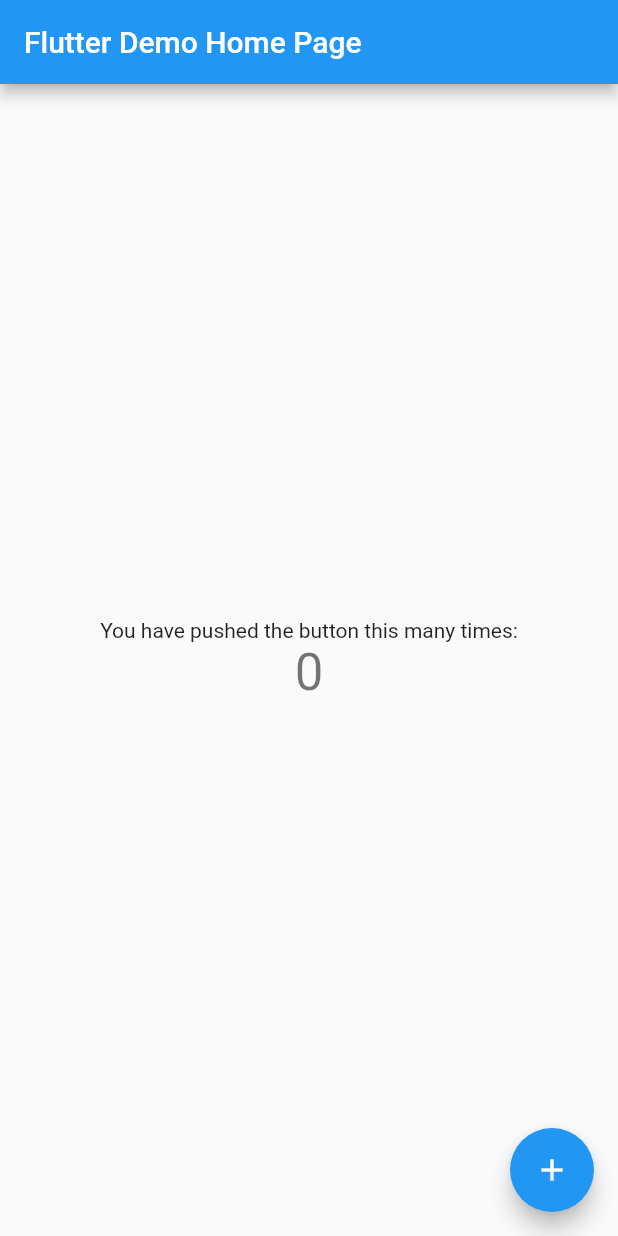
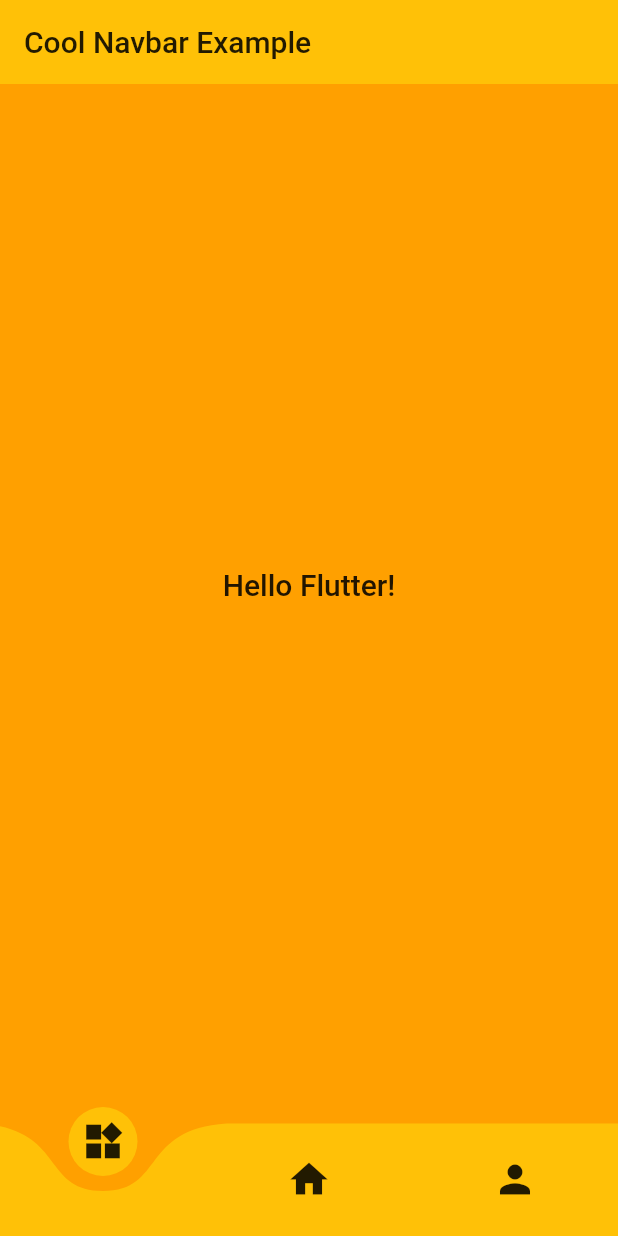
Before and after one commit to marcossevilla/cool_nav_bar, a Flutter app: the screen it shows after launch, on a phone screen of 412 x 824 dp. Run offline on Flutter 3.47's test engine with Material 2 defaults, Android fonts, the phone set to English and light mode, and no system bars; drawn by our look-alikes of curved_navigation_bar.

Commit message:
finished example

```diff
--- a/lib/main.dart
+++ b/lib/main.dart
@@ -1,111 +1,17 @@
 import 'package:flutter/material.dart';
+
+import 'pages/home_page.dart';
 
 void main() => runApp(MyApp());
 
 class MyApp extends StatelessWidget {
-  // This widget is the root of your application.
   @override
   Widget build(BuildContext context) {
     return MaterialApp(
-      title: 'Flutter Demo',
-      theme: ThemeData(
-        // This is the theme of your application.
-        //
-        // Try running your application with "flutter run". You'll see the
-        // application has a blue toolbar. Then, without quitting the app, try
-        // changing the primarySwatch below to Colors.green and then invoke
-        // "hot reload" (press "r" in the console where you ran "flutter run",
-        // or simply save your changes to "hot reload" in a Flutter IDE).
-        // Notice that the counter didn't reset back to zero; the application
-        // is not restarted.
-        primarySwatch: Colors.blue,
-      ),
-      home: MyHomePage(title: 'Flutter Demo Home Page'),
+      title: 'Cool App',
+      home: HomePage(),
+      theme: ThemeData(primarySwatch: Colors.amber),
+      debugShowCheckedModeBanner: false,
     );
   }
 }
-
-class MyHomePage extends StatefulWidget {
-  MyHomePage({Key key, this.title}) : super(key: key);
-
-  // This widget is the home page of your application. It is stateful, meaning
-  // that it has a State object (defined below) that contains fields that affect
-  // how it looks.
-
-  // This class is the configuration for the state. It holds the values (in this
-  // case the title) provided by the parent (in this case the App widget) and
-  // used by the build method of the State. Fields in a Widget subclass are
-  // always marked "final".
-
-  final String title;
-
-  @override
-  _MyHomePageState createState() => _MyHomePageState();
-}
-
-class _MyHomePageState extends State<MyHomePage> {
-  int _counter = 0;
-
-  void _incrementCounter() {
-    setState(() {
-      // This call to setState tells the Flutter framework that something has
-      // changed in this State, which causes it to rerun the build method below
-      // so that the display can reflect the updated values. If we changed
-      // _counter without calling setState(), then the build method would not be
-      // called again, and so nothing would appear to happen.
-      _counter++;
-    });
-  }
-
-  @override
-  Widget build(BuildContext context) {
-    // This method is rerun every time setState is called, for instance as done
-    // by the _incrementCounter method above.
-    //
-    // The Flutter framework has been optimized to make rerunning build methods
-    // fast, so that you can just rebuild anything that needs updating rather
-    // than having to individually change instances of widgets.
-    return Scaffold(
-      appBar: AppBar(
-        // Here we take the value from the MyHomePage object that was created by
-        // the App.build method, and use it to set our appbar title.
-        title: Text(widget.title),
-      ),
-      body: Center(
-        // Center is a layout widget. It takes a single child and positions it
-        // in the middle of the parent.
-        child: Column(
-          // Column is also a layout widget. It takes a list of children and
-          // arranges them vertically. By default, it sizes itself to fit its
-          // children horizontally, and tries to be as tall as its parent.
-          //
-          // Invoke "debug painting" (press "p" in the console, choose the
-          // "Toggle Debug Paint" action from the Flutter Inspector in Android
-          // Studio, or the "Toggle Debug Paint" command in Visual Studio Code)
-          // to see the wireframe for each widget.
-          //
-          // Column has various properties to control how it sizes itself and
-          // how it positions its children. Here we use mainAxisAlignment to
-          // center the children vertically; the main axis here is the vertical
-          // axis because Columns are vertical (the cross axis would be
-          // horizontal).
-          mainAxisAlignment: MainAxisAlignment.center,
-          children: <Widget>[
-            Text(
-              'You have pushed the button this many times:',
-            ),
-            Text(
-              '$_counter',
-              style: Theme.of(context).textTheme.display1,
-            ),
-          ],
-        ),
-      ),
-      floatingActionButton: FloatingActionButton(
-        onPressed: _incrementCounter,
-        tooltip: 'Increment',
-        child: Icon(Icons.add),
-      ), // This trailing comma makes auto-formatting nicer for build methods.
-    );
-  }
-}
--- /dev/null
+++ b/lib/pages/home_page.dart
@@ -0,0 +1,36 @@
+import 'package:flutter/material.dart';
+
+import 'package:curved_navigation_bar/curved_navigation_bar.dart';
+
+class HomePage extends StatelessWidget {
+  @override
+  Widget build(BuildContext context) {
+    return Scaffold(
+      appBar: AppBar(
+        elevation: 0.0,
+        title: Text('Cool Navbar Example'),
+      ),
+      backgroundColor: Theme.of(context).primaryColorDark,
+      body: Center(
+        child: Container(
+          child: Text(
+            'Hello Flutter!',
+            style: Theme.of(context).textTheme.title,
+          ),
+        ),
+      ),
+      bottomNavigationBar: SizedBox(
+        height: 100.0,
+        child: CurvedNavigationBar(
+          color: Theme.of(context).primaryColor,
+          backgroundColor: Theme.of(context).primaryColorDark,
+          items: <Widget>[
+            Icon(Icons.widgets, size: 30),
+            Icon(Icons.home, size: 30),
+            Icon(Icons.person, size: 30),
+          ],
+        ),
+      ),
+    );
+  }
+}
--- a/pubspec.yaml
+++ b/pubspec.yaml
@@ -23,6 +23,7 @@ dependencies:
   # The following adds the Cupertino Icons font to your application.
   # Use with the CupertinoIcons class for iOS style icons.
   cupertino_icons: ^0.1.2
+  curved_navigation_bar: ^0.3.1
 
 dev_dependencies:
   flutter_test:
```
Also changed, not shown: pubspec.lock.
